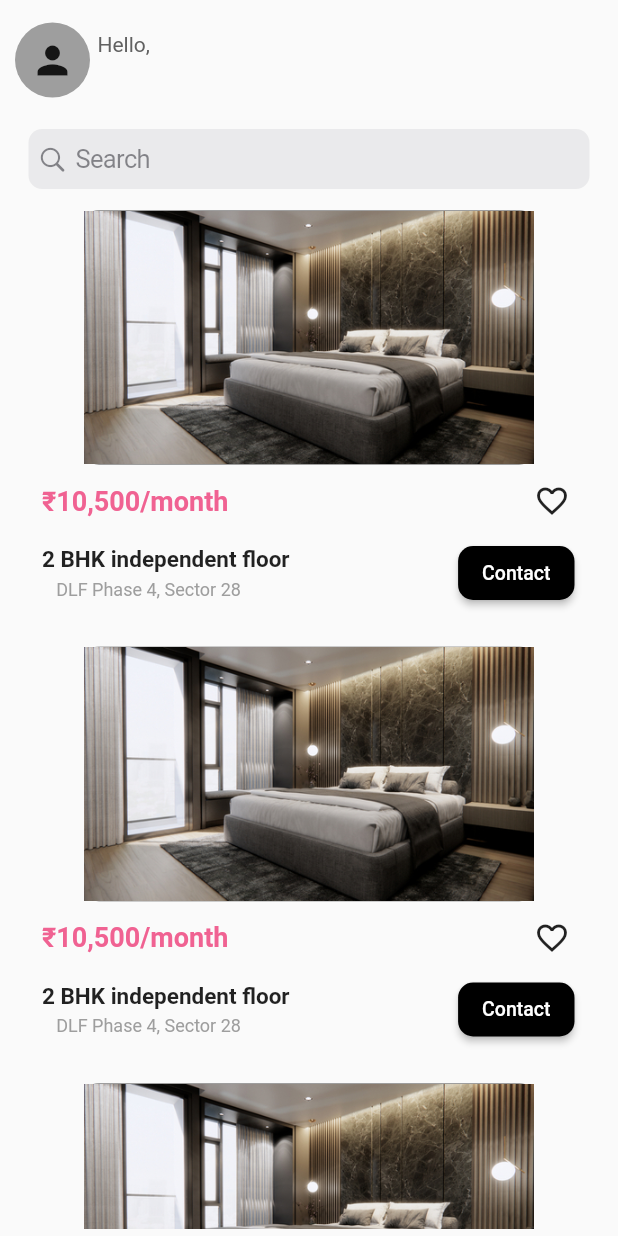
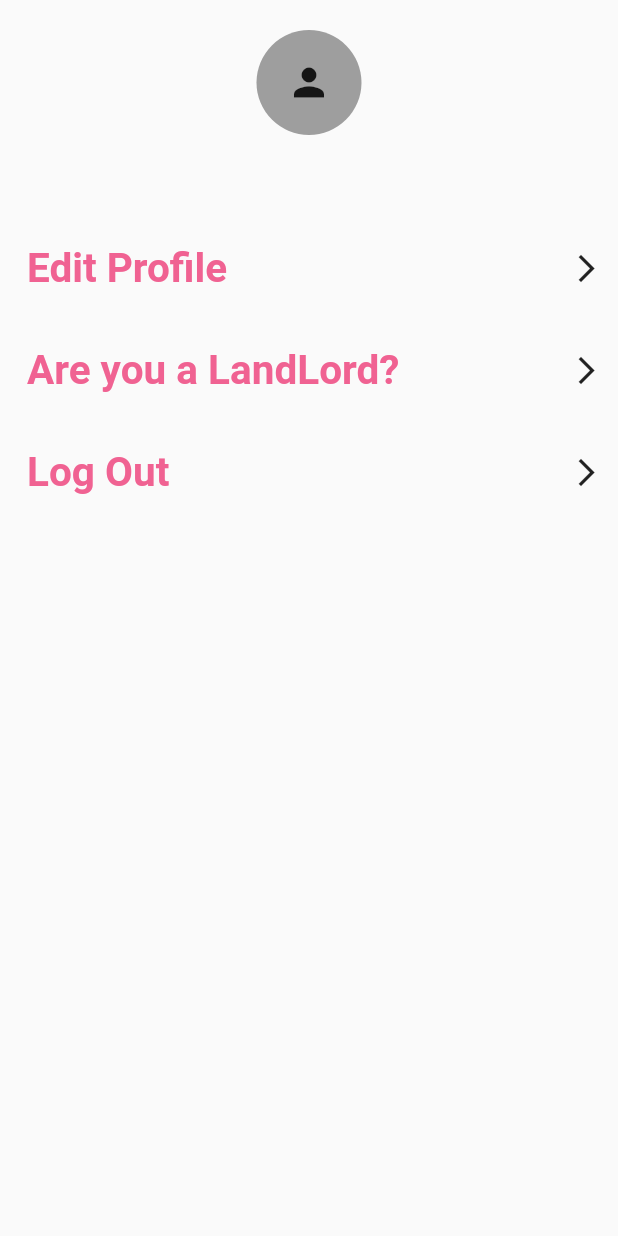
Before and after one commit to Ankit330/Hackathon, a Flutter app: the HomePage screen opened directly with empty values, after a tap on the "person" icon, on a phone screen of 412 x 824 dp. Run offline on Flutter 3.47's test engine with Material 2 defaults, Android fonts, the phone set to English and light mode, and no system bars; our stand-ins replace cloud_firestore, firebase_auth, firebase_core; accounts and stored records are empty.

```diff
--- a/lib/pages/home_page.dart
+++ b/lib/pages/home_page.dart
@@ -1,6 +1,8 @@
 import 'package:flutter/cupertino.dart';
 import 'package:flutter/material.dart';
 import 'package:sample/model/userMode.dart';
+import 'package:sample/pages/detail_page.dart';
+import 'package:sample/pages/profile_page.dart';
 
 class HomePage extends StatefulWidget {
   final UserModel? userModel;
@@ -37,7 +39,15 @@ class _HomePageState extends State<HomePage> {
                         ),
                       ),
                       IconButton(
-                          onPressed: () {},
+                          onPressed: () {
+                            Navigator.push(
+                              context,
+                              MaterialPageRoute(
+                                  builder: (context) => ProfilePage(
+                                        userModel: widget.userModel,
+                                      )),
+                            );
+                          },
                           icon: const Icon(
                             Icons.person,
                             size: 30,
@@ -92,6 +102,14 @@ class _HomePageState extends State<HomePage> {
                       crossAxisAlignment: CrossAxisAlignment.start,
                       children: [
                         Center(
+                          child: GestureDetector(
+                            onTap: () {
+                              Navigator.push(
+                                context,
+                                MaterialPageRoute(
+                                    builder: (context) => const DetailPage()),
+                              );
+                            },
                             child: Container(
                               height: 170,
                               width: 300,
@@ -99,6 +117,7 @@ class _HomePageState extends State<HomePage> {
                                   color: Colors.grey,
                                   borderRadius: BorderRadius.circular(10)),
                               child: Image.asset("assets/img1.jpg"),
+                            ),
                           ),
                         ),
                         Row(
--- /dev/null
+++ b/lib/pages/profile_page.dart
@@ -0,0 +1,123 @@
+import 'package:flutter/material.dart';
+import 'package:sample/model/userMode.dart';
+
+class ProfilePage extends StatefulWidget {
+  final UserModel? userModel;
+  const ProfilePage({super.key, required this.userModel});
+
+  @override
+  State<ProfilePage> createState() => _ProfilePageState();
+}
+
+class _ProfilePageState extends State<ProfilePage> {
+  @override
+  Widget build(BuildContext context) {
+    return Scaffold(
+      body: SafeArea(
+          child: ListView(
+        children: [
+          Padding(
+            padding: const EdgeInsets.only(top: 20.0),
+            child: Stack(
+              alignment: Alignment.center,
+              children: [
+                Container(
+                  height: 70,
+                  width: 70,
+                  decoration: const BoxDecoration(
+                    color: Colors.grey,
+                    shape: BoxShape.circle,
+                  ),
+                ),
+                IconButton(
+                    onPressed: () {},
+                    icon: const Icon(
+                      Icons.person,
+                      size: 30,
+                    )),
+              ],
+            ),
+          ),
+          const SizedBox(
+            height: 10,
+          ),
+          Center(
+            child: Text(
+              widget.userModel!.name.toString(),
+              style: const TextStyle(fontSize: 30, fontWeight: FontWeight.bold),
+            ),
+          ),
+          const SizedBox(
+            height: 10,
+          ),
+          Padding(
+            padding: const EdgeInsets.all(10.0),
+            child: Row(
+              children: [
+                TextButton(
+                  onPressed: () {},
+                  child: Text(
+                    "Edit Profile",
+                    style: TextStyle(
+                        fontSize: 27,
+                        fontWeight: FontWeight.bold,
+                        color: Colors.pink[300]),
+                  ),
+                ),
+                const Spacer(),
+                const Icon(
+                  Icons.arrow_forward_ios,
+                  size: 22,
+                ),
+              ],
+            ),
+          ),
+          Padding(
+            padding: const EdgeInsets.all(10.0),
+            child: Row(
+              children: [
+                TextButton(
+                  onPressed: () {},
+                  child: Text(
+                    "Are you a LandLord?",
+                    style: TextStyle(
+                        fontSize: 27,
+                        fontWeight: FontWeight.bold,
+                        color: Colors.pink[300]),
+                  ),
+                ),
+                const Spacer(),
+                const Icon(
+                  Icons.arrow_forward_ios,
+                  size: 22,
+                ),
+              ],
+            ),
+          ),
+          Padding(
+            padding: const EdgeInsets.all(10.0),
+            child: Row(
+              children: [
+                TextButton(
+                  onPressed: () {},
+                  child: Text(
+                    "Log Out",
+                    style: TextStyle(
+                        fontSize: 27,
+                        fontWeight: FontWeight.bold,
+                        color: Colors.pink[300]),
+                  ),
+                ),
+                const Spacer(),
+                const Icon(
+                  Icons.arrow_forward_ios,
+                  size: 22,
+                ),
+              ],
+            ),
+          ),
+        ],
+      )),
+    );
+  }
+}
```
Also changed, not shown: lib/pages/detail_page.dart (added, +83 -0 lines). Lines whose indentation alone changed are shown as unchanged.
